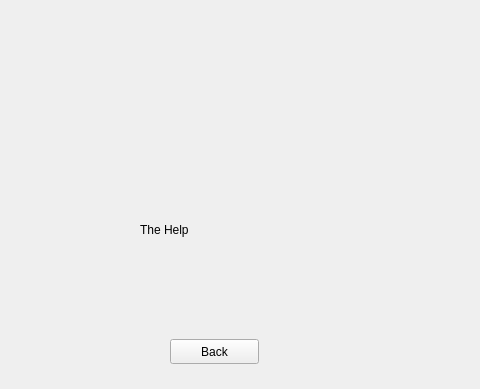
This is src/client_side/QtCode/mainmenuview.ui in nobourge/INFO-F209 as Qt 5 draws it before an edit; both pictures show x 169 to 649 and y 0 to 389 of the 820 by 624 pixel window. The edited form follows.
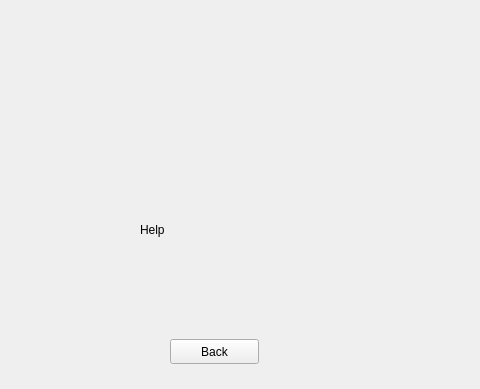
This is the edited form. The open tabs and pages were chosen to show the change. Icons and pictures are not drawn.

Commit message: Naming of all widgets done

```diff
--- a/src/client_side/QtCode/mainmenuview.ui
+++ b/src/client_side/QtCode/mainmenuview.ui
@@ -3543,7 +3543,7 @@
            </rect>
           </property>
           <property name="text">
-           <string>The Help</string>
+           <string>Help</string>
           </property>
          </widget>
          <widget class="QPushButton" name="pushButton_BackHelp">
```
Left out of the diff: 2 changed lines with no effect on the pictures. The commit also changes 4 other files.
